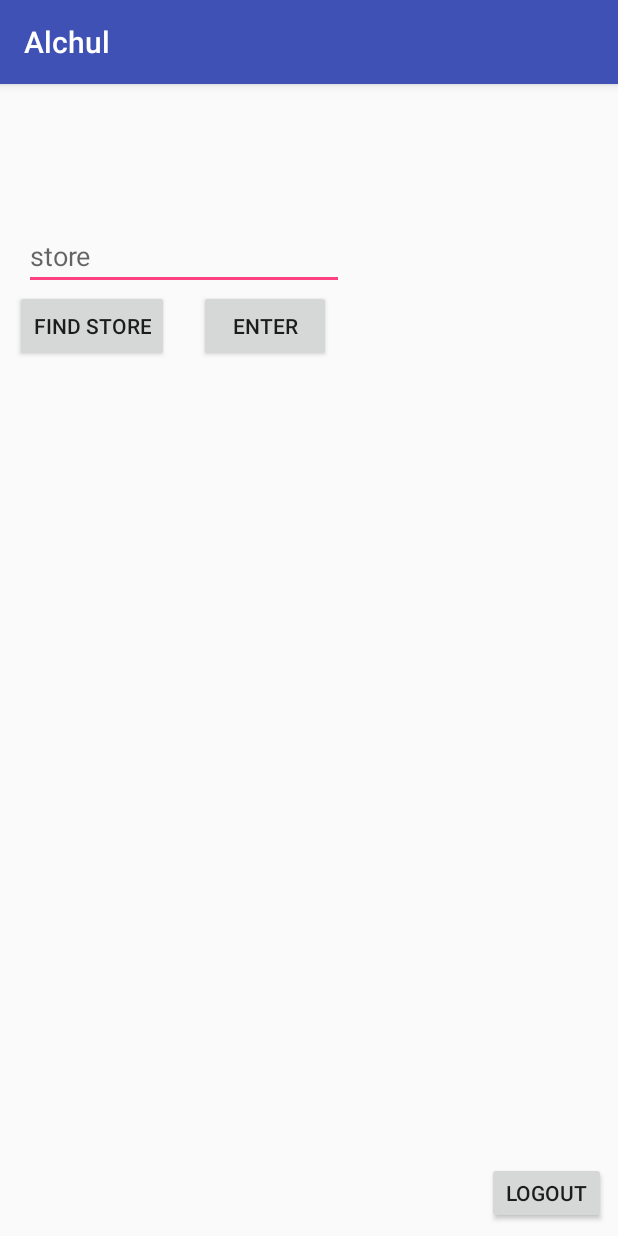
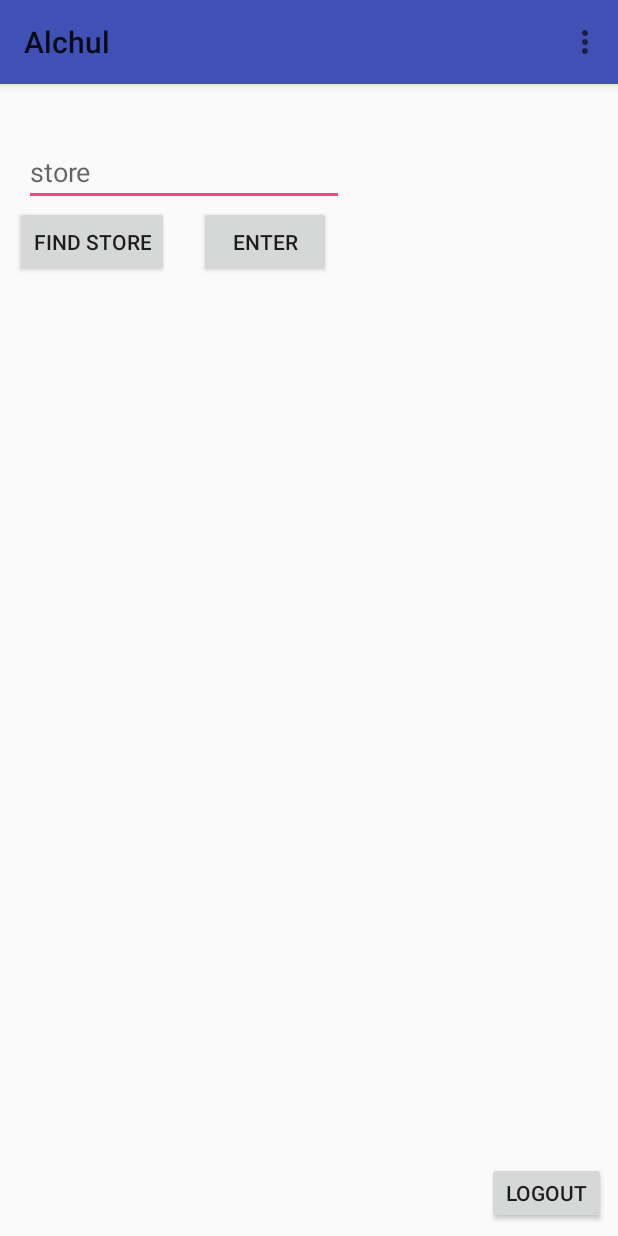
Before and after one commit to hongjoonki/mobile, an Android app: the MainActivity screen opened directly, with no data from a screen before it, on a phone screen of 412 x 824 dp. Run offline under Robolectric (Android 15) with nearby library versions, the phone set to English and light mode, and no system bars; our stand-ins replace Volley; network calls fail.

Commit message:
no message

```diff
--- a/app/src/main/java/com/example/hong/alchul/parttime/MainActivity.java
+++ b/app/src/main/java/com/example/hong/alchul/parttime/MainActivity.java
@@ -5,10 +5,12 @@ import android.content.Intent;
 import android.support.v7.app.AlertDialog;
 import android.support.v7.app.AppCompatActivity;
 import android.os.Bundle;
+import android.view.Menu;
 import android.view.View;
 import android.widget.EditText;
 import android.widget.TextView;
 import android.widget.Toast;
+import android.widget.Toolbar;
 
 import com.android.volley.RequestQueue;
 import com.android.volley.Response;
@@ -39,6 +41,11 @@ public class MainActivity extends AppCompatActivity {
         super.onCreate(savedInstanceState);
         setContentView(R.layout.activity_main);
 
+        android.support.v7.widget.Toolbar toolbar = (android.support.v7.widget.Toolbar) findViewById(R.id.toolbar);
+        setSupportActionBar(toolbar);
+
+
+
         Intent intent = getIntent();
         userId = intent.getStringExtra("UserId");
         userName = intent.getStringExtra("UserName");
@@ -56,6 +63,13 @@ public class MainActivity extends AppCompatActivity {
         String message = "회원정보: " + userStat + "\n안녕하십니까 " + userId + "님";
         Toast.makeText(this, message, Toast.LENGTH_SHORT).show();
     }
+
+    @Override
+    public boolean onCreateOptionsMenu(Menu menu) {
+        getMenuInflater().inflate(R.menu.drawer_menu, menu);
+        return true;
+    }
+
 
     // ENTER 버튼 눌렀을 때 이벤트 추가
     public void clickenter(View view) {
--- /dev/null
+++ b/app/src/main/res/drawable/ic_message.xml
@@ -0,0 +1,9 @@
+<vector xmlns:android="http://schemas.android.com/apk/res/android"
+        android:width="24dp"
+        android:height="24dp"
+        android:viewportWidth="24.0"
+        android:viewportHeight="24.0">
+    <path
+        android:fillColor="#FF000000"
+        android:pathData="M6,18c0,0.55 0.45,1 1,1h1v3.5c0,0.83 0.67,1.5 1.5,1.5s1.5,-0.67 1.5,-1.5L11,19h2v3.5c0,0.83 0.67,1.5 1.5,1.5s1.5,-0.67 1.5,-1.5L16,19h1c0.55,0 1,-0.45 1,-1L18,8L6,8v10zM3.5,8C2.67,8 2,8.67 2,9.5v7c0,0.83 0.67,1.5 1.5,1.5S5,17.33 5,16.5v-7C5,8.67 4.33,8 3.5,8zM20.5,8c-0.83,0 -1.5,0.67 -1.5,1.5v7c0,0.83 0.67,1.5 1.5,1.5s1.5,-0.67 1.5,-1.5v-7c0,-0.83 -0.67,-1.5 -1.5,-1.5zM15.53,2.16l1.3,-1.3c0.2,-0.2 0.2,-0.51 0,-0.71 -0.2,-0.2 -0.51,-0.2 -0.71,0l-1.48,1.48C13.85,1.23 12.95,1 12,1c-0.96,0 -1.86,0.23 -2.66,0.63L7.85,0.15c-0.2,-0.2 -0.51,-0.2 -0.71,0 -0.2,0.2 -0.2,0.51 0,0.71l1.31,1.31C6.97,3.26 6,5.01 6,7h12c0,-1.99 -0.97,-3.75 -2.47,-4.84zM10,5L9,5L9,4h1v1zM15,5h-1L14,4h1v1z"/>
+</vector>
--- a/app/src/main/res/layout/activity_login.xml
+++ b/app/src/main/res/layout/activity_login.xml
@@ -7,6 +7,7 @@
 
     android:orientation="vertical"
     tools:context=".LoginActivity">
+
 
     <ImageView
         android:layout_width="299dp"
--- a/app/src/main/res/layout/activity_main.xml
+++ b/app/src/main/res/layout/activity_main.xml
@@ -6,6 +6,25 @@
     android:layout_height="match_parent"
     android:orientation="vertical"
     tools:context=".parttime.MainActivity">
+
+
+    <android.support.design.widget.AppBarLayout
+        android:layout_width="match_parent"
+        android:layout_height="wrap_content"
+        android:theme="@style/AppTheme">
+
+        <android.support.v7.widget.Toolbar
+            android:id="@+id/toolbar"
+            android:layout_width="match_parent"
+            android:layout_height="?attr/actionBarSize"
+            android:background="?attr/colorPrimary"
+            app:layout_scrollFlags="scroll|enterAlways"
+            app:popupTheme="@style/AppTheme" />
+
+
+    </android.support.design.widget.AppBarLayout>
+
+
 
     <TextView
         android:id="@+id/NameView"
--- /dev/null
+++ b/app/src/main/res/menu/drawer_menu.xml
@@ -0,0 +1,34 @@
+<?xml version="1.0" encoding="utf-8"?>
+<menu xmlns:android="http://schemas.android.com/apk/res/android"
+    xmlns:tools="http://schemas.android.com/tools"
+    tools:showIn="navigation_view">
+
+    <group android:checkableBehavior="single">
+        <item android:id="@+id/nav_message"
+            android:icon="@drawable/ic_message"
+            android:title="message"/>
+        <item android:id="@+id/nav_chat"
+            android:icon="@drawable/ic_message"
+            android:title="message"/>
+        <item android:id="@+id/nav_profile"
+            android:icon="@drawable/ic_message"
+            android:title="message"/>
+
+
+    </group>
+
+    <item android:title="SETTING">
+        <menu>
+            <item android:id="@+id/setting"
+                android:icon="@drawable/setting"
+                android:title="개인정보 수정"/>
+
+            <item android:id="@+id/logout"
+                android:icon="@drawable/logout"
+                android:title="로그아웃"/>
+
+        </menu>
+
+    </item>
+
+</menu>
--- a/app/src/main/res/values/strings.xml
+++ b/app/src/main/res/values/strings.xml
@@ -1,3 +1,6 @@
 <resources>
     <string name="app_name">Alchul</string>
+    <string name="navigation_drawer_open">Open navigation drawer</string>
+    <string name="navigation_drawer_close">close navigation drawer</string>
+
 </resources>
--- a/app/src/main/res/values/styles.xml
+++ b/app/src/main/res/values/styles.xml
@@ -1,11 +1,13 @@
 <resources>
 
     <!-- Base application theme. -->
-    <style name="AppTheme" parent="Base.Theme.AppCompat.Light.DarkActionBar">
+    <style name="AppTheme" parent="Theme.AppCompat.Light.NoActionBar">
         <!-- Customize your theme here. -->
         <item name="colorPrimary">@color/colorPrimary</item>
         <item name="colorPrimaryDark">@color/colorPrimaryDark</item>
         <item name="colorAccent">@color/colorAccent</item>
     </style>
 
+
+
 </resources>
```
Also changed, not shown: app/src/main/java/com/example/hong/alchul/LoginActivity.java (+10 -1 lines), app/src/main/java/com/example/hong/alchul/parttime/partime_home.java (+23 -0 lines), app/src/main/res/layout/activity_partime_home.xml (+36 -0 lines), app/src/main/res/layout/nav_header.xml (added, +28 -0 lines), app/src/main/res/drawable-v24/cancel.png (added), app/src/main/res/drawable-v24/setting.png (added), app/src/main/res/drawable/logout.png (added), app/src/main/res/drawable/next.png (added), app/src/main/res/drawable/phone_call.png (added), app/src/main/res/drawable/user.png (added).
